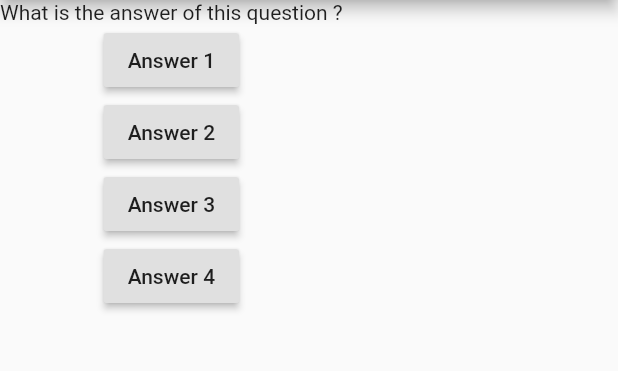
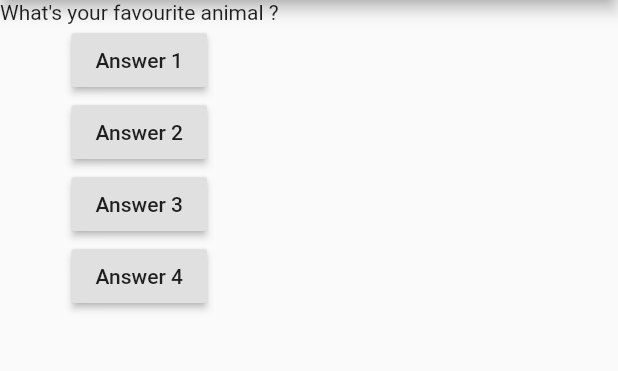
Before and after one commit to sidcredible/basic_quiz_app, a Flutter app: the screen it shows after launch, after a tap on "Answer 1", on a phone screen of 412 x 824 dp, the part 84-455 px from its top. Run offline on Flutter 3.47's test engine with Material 2 defaults, Android fonts, the phone set to English and light mode, and no system bars.

Commit message:
used StatefulWidget to change questions

```diff
--- a/lib/main.dart
+++ b/lib/main.dart
@@ -6,13 +6,31 @@ import 'package:flutter/material.dart';
 //}
 void main() => runApp(MyApp());
 
-class MyApp extends StatelessWidget {
+class MyApp extends StatefulWidget {
+  @override
+  State<StatefulWidget> createState() {
+    // TODO: implement createState
+    return MyAppState();
+  }
+}
+
+class MyAppState extends State<MyApp> {
+  var questionIndex = 0;
+
   void answerQuestion() {
-    print('Answer chosen');
+    setState(() {
+      questionIndex = questionIndex + 1;
+    });
+    print(questionIndex);
   }
 
   @override
   Widget build(BuildContext context) {
+    var questions = [
+      'What\'s your favourite color ?',
+      'What\'s your favourite animal ?',
+      'What\'s your college name ?'
+    ];
     return MaterialApp(
         home: Scaffold(
       appBar: AppBar(
@@ -22,7 +40,9 @@ class MyApp extends StatelessWidget {
       ),
       body: Column(
         children: <Widget>[
-          Text('What is the answer of this question ?'),
+          Text(
+            questions[questionIndex],
+          ),
           RaisedButton(
             child: Text('Answer 1'),
             onPressed: answerQuestion,
```
